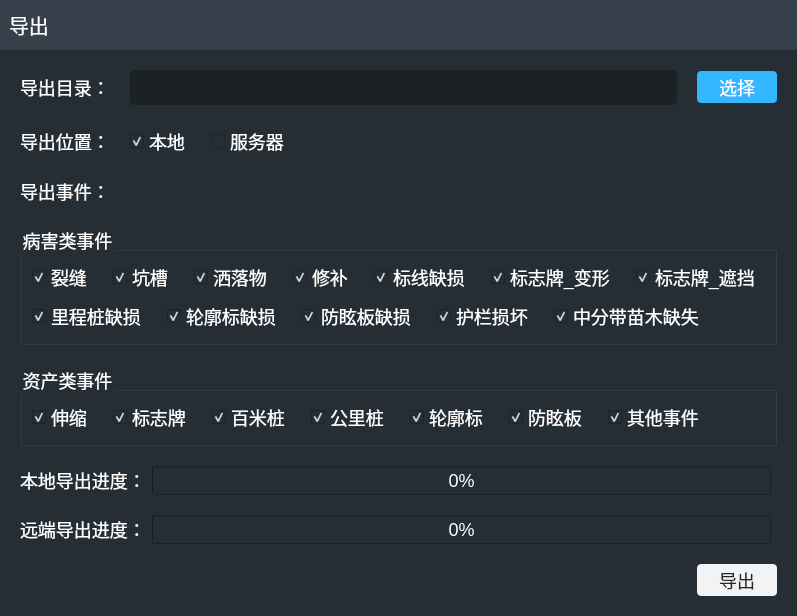
Above: client/src/workarea/datamanager/exportbagpage.ui from zhuzongdong123/ProcessingSoftware before the change. Below: the same form after it.
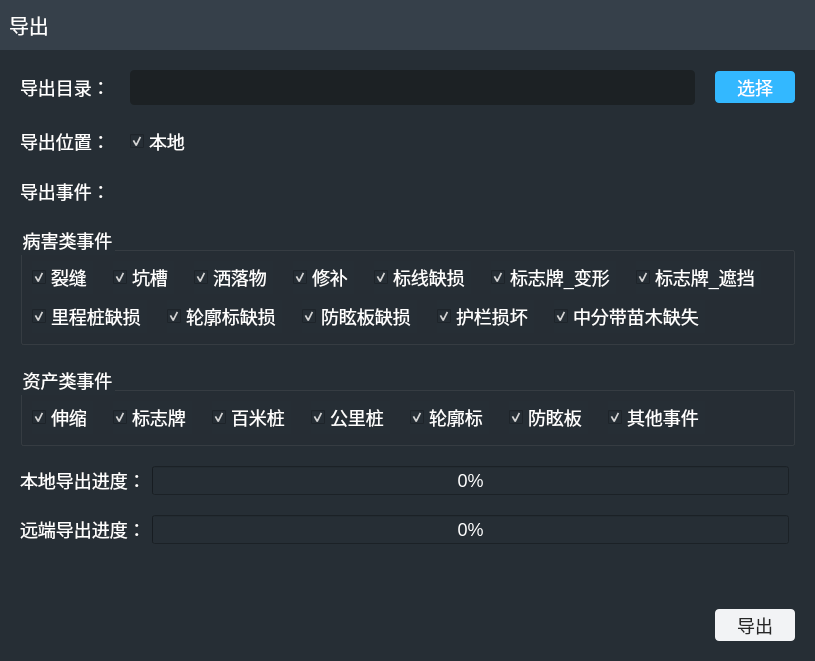
That is the form after the change. Icons and pictures are not drawn.

Patch:
```diff
--- a/client/src/workarea/datamanager/exportbagpage.ui
+++ b/client/src/workarea/datamanager/exportbagpage.ui
@@ -6,8 +6,8 @@
    <rect>
     <x>0</x>
     <y>0</y>
-    <width>797</width>
-    <height>543</height>
+    <width>815</width>
+    <height>622</height>
    </rect>
   </property>
   <property name="windowTitle">
@@ -212,13 +212,6 @@
              </property>
             </widget>
            </item>
-           <item>
-            <widget class="QCheckBox" name="checkBox_6">
-             <property name="text">
-              <string>服务器</string>
-             </property>
-            </widget>
-           </item>
            <item>
             <spacer name="horizontalSpacer_9">
              <property name="orientation">
@@ -251,6 +244,9 @@
              <property name="checkable">
               <bool>false</bool>
              </property>
+             <property name="checked">
+              <bool>false</bool>
+             </property>
              <layout class="QVBoxLayout" name="verticalLayout_6">
               <item>
                <layout class="QHBoxLayout" name="horizontalLayout_30">
@@ -612,6 +608,25 @@
            </layout>
           </widget>
          </item>
+         <item>
+          <widget class="QLabel" name="errorTip">
+           <property name="minimumSize">
+            <size>
+             <width>0</width>
+             <height>25</height>
+            </size>
+           </property>
+           <property name="styleSheet">
+            <string notr="true">color: rgb(239, 41, 41);</string>
+           </property>
+           <property name="text">
+            <string/>
+           </property>
+           <property name="alignment">
+            <set>Qt::AlignCenter</set>
+           </property>
+          </widget>
+         </item>
          <item>
           <spacer name="verticalSpacer">
            <property name="orientation">
```
Left out of the diff: 4 changed lines with no effect on the pictures.
